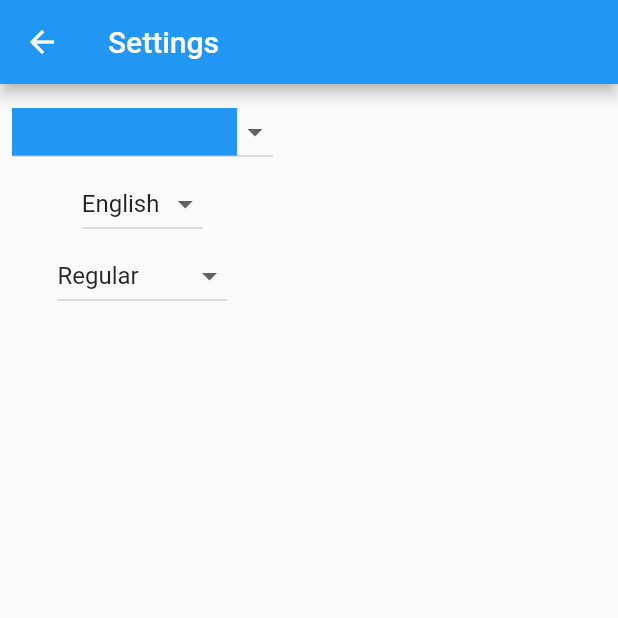
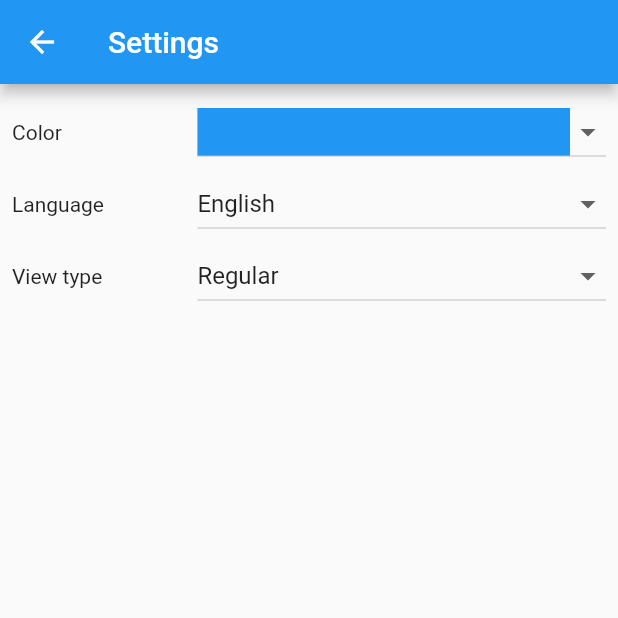
Before and after one commit to carlosvchrdevelop/todo-list, a Flutter app: the SettingsScreen screen opened directly, on a phone screen of 412 x 824 dp, the top half of it. Run offline on Flutter 3.47's test engine with Material 2 defaults, Android fonts, the phone set to English and light mode, and no system bars; our stand-ins replace hive, hive_flutter; accounts and stored records are empty.

Commit message:
Mejorada presentación de la pantalla settings.

```diff
--- a/lib/lang/lang.dart
+++ b/lib/lang/lang.dart
@@ -41,6 +41,9 @@ class Lang {
       'onlyPriority': 'Only priority',
       'close': 'Close',
       'reset': 'Reset',
+      'color': 'Color',
+      'lang': 'Language',
+      'viewType': 'View type',
     },
     Language.spanish: {
       'cancel': 'Cancelar',
@@ -65,6 +68,9 @@ class Lang {
       'onlyPriority': 'Solo prioritarios',
       'close': 'Cerrar',
       'reset': 'Restablecer',
+      'color': 'Color',
+      'lang': 'Idioma',
+      'viewType': 'Tipo de vista',
     }
   };
 
@@ -151,4 +157,16 @@ class Lang {
   static String get reset {
     return _translations[language]!['reset']!;
   }
+
+  static String get color {
+    return _translations[language]!['color']!;
+  }
+
+  static String get lang {
+    return _translations[language]!['lang']!;
+  }
+
+  static String get viewType {
+    return _translations[language]!['viewType']!;
+  }
 }
--- a/lib/screens/settings_screen.dart
+++ b/lib/screens/settings_screen.dart
@@ -1,6 +1,7 @@
 import 'package:flutter/material.dart';
 import 'package:todo_list/lang/lang.dart';
 import 'package:todo_list/widgets/settings_screen/settings_color_dropdown.dart';
+import 'package:todo_list/widgets/settings_screen/settings_labeled_field.dart';
 import 'package:todo_list/widgets/settings_screen/settings_language_dropdown.dart';
 import 'package:todo_list/widgets/settings_screen/settings_view_style_dropdown.dart';
 
@@ -9,14 +10,21 @@ class SettingsScreen extends StatelessWidget {
 
   @override
   Widget build(BuildContext context) {
+    final double widgetSize = MediaQuery.of(context).size.width * 0.7 - 40;
     return Scaffold(
       appBar: AppBar(title: Text(Lang.settings)),
       body: Padding(
         padding: const EdgeInsets.all(8.0),
-        child: Column(children: const [
-          SettingsColorDropdown(),
-          SettingsLanguageDropdown(),
-          SettingsViewStyleDropdown(),
+        child: Column(children: [
+          SettingsLabeledField(
+              label: Lang.color,
+              widget: SettingsColorDropdown(width: widgetSize)),
+          SettingsLabeledField(
+              label: Lang.lang,
+              widget: SettingsLanguageDropdown(width: widgetSize)),
+          SettingsLabeledField(
+              label: Lang.viewType,
+              widget: SettingsViewStyleDropdown(width: widgetSize)),
         ]),
       ),
     );
--- a/lib/widgets/settings_screen/settings_color_dropdown.dart
+++ b/lib/widgets/settings_screen/settings_color_dropdown.dart
@@ -4,7 +4,9 @@ import 'package:todo_list/providers/settings_provider.dart';
 import 'package:todo_list/themes/app_theme.dart';
 
 class SettingsColorDropdown extends StatelessWidget {
-  const SettingsColorDropdown({Key? key}) : super(key: key);
+  final double width;
+  const SettingsColorDropdown({Key? key, required this.width})
+      : super(key: key);
 
   @override
   Widget build(BuildContext context) {
@@ -16,9 +18,9 @@ class SettingsColorDropdown extends StatelessWidget {
                 value: e,
                 child: ColoredBox(
                   color: AppTheme.getColor(e),
-                  child: const SizedBox(
+                  child: SizedBox(
                     height: 32,
-                    width: 150,
+                    width: width,
                   ),
                 )))
             .toList(),
--- /dev/null
+++ b/lib/widgets/settings_screen/settings_labeled_field.dart
@@ -0,0 +1,22 @@
+import 'package:flutter/material.dart';
+
+class SettingsLabeledField extends StatelessWidget {
+  final Widget widget;
+  final String label;
+  const SettingsLabeledField(
+      {Key? key, required this.widget, required this.label})
+      : super(key: key);
+
+  @override
+  Widget build(BuildContext context) {
+    return Row(
+      children: [
+        SizedBox(
+          child: Text(label),
+          width: MediaQuery.of(context).size.width * 0.3,
+        ),
+        Expanded(child: widget)
+      ],
+    );
+  }
+}
--- a/lib/widgets/settings_screen/settings_language_dropdown.dart
+++ b/lib/widgets/settings_screen/settings_language_dropdown.dart
@@ -5,7 +5,9 @@ import 'package:todo_list/lang/language.dart';
 import 'package:todo_list/providers/settings_provider.dart';
 
 class SettingsLanguageDropdown extends StatelessWidget {
-  const SettingsLanguageDropdown({Key? key}) : super(key: key);
+  final double width;
+  const SettingsLanguageDropdown({Key? key, required this.width})
+      : super(key: key);
 
   @override
   Widget build(BuildContext context) {
@@ -15,7 +17,8 @@ class SettingsLanguageDropdown extends StatelessWidget {
         items: Lang.getLanguages()
             .map((e) => DropdownMenuItem(
                   value: e,
-                  child: Text(Lang.getLanguageLabel(e)),
+                  child: SizedBox(
+                      width: width, child: Text(Lang.getLanguageLabel(e))),
                 ))
             .toList(),
         onChanged: (Language? newLang) {
--- a/lib/widgets/settings_screen/settings_view_style_dropdown.dart
+++ b/lib/widgets/settings_screen/settings_view_style_dropdown.dart
@@ -4,7 +4,9 @@ import 'package:todo_list/providers/settings_provider.dart';
 import 'package:todo_list/src/view_type.dart';
 
 class SettingsViewStyleDropdown extends StatelessWidget {
-  const SettingsViewStyleDropdown({Key? key}) : super(key: key);
+  final double width;
+  const SettingsViewStyleDropdown({Key? key, required this.width})
+      : super(key: key);
 
   @override
   Widget build(BuildContext context) {
@@ -13,7 +15,10 @@ class SettingsViewStyleDropdown extends StatelessWidget {
         value: provider.viewType,
         items: ViewTypeManager.getViewTypes()
             .map((e) => DropdownMenuItem(
-                value: e, child: Text(ViewTypeManager.getViewTypeLabel(e))))
+                value: e,
+                child: SizedBox(
+                    width: width,
+                    child: Text(ViewTypeManager.getViewTypeLabel(e)))))
             .toList(),
         onChanged: (ViewType? newValue) {
           provider.setViewType(newValue!);
```
